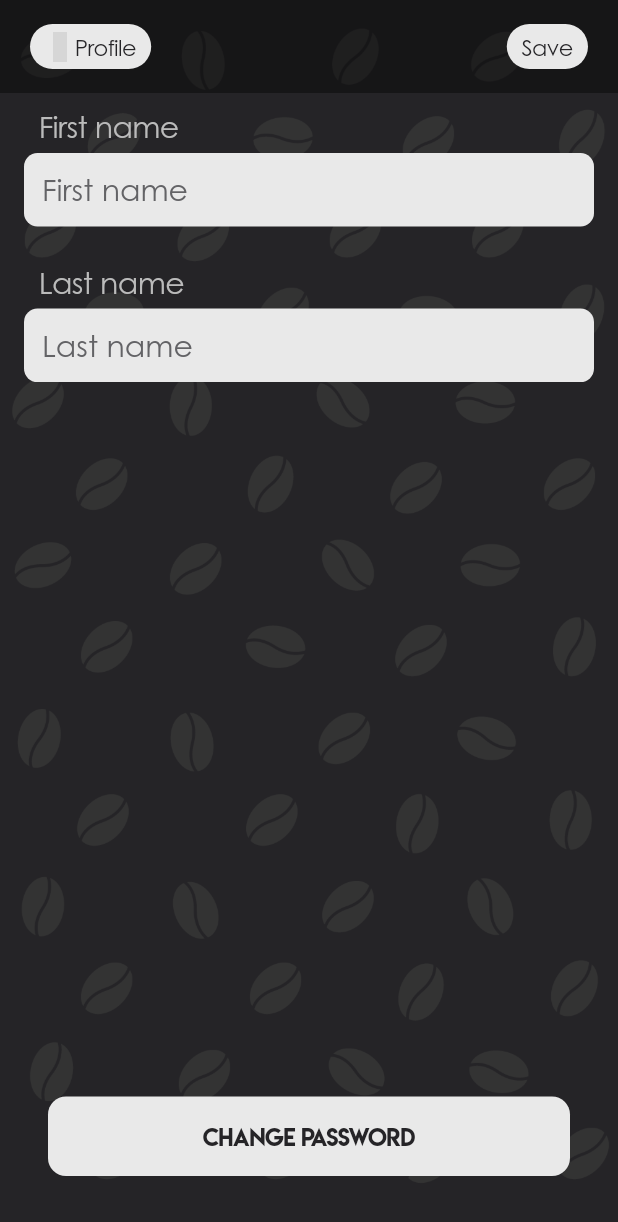
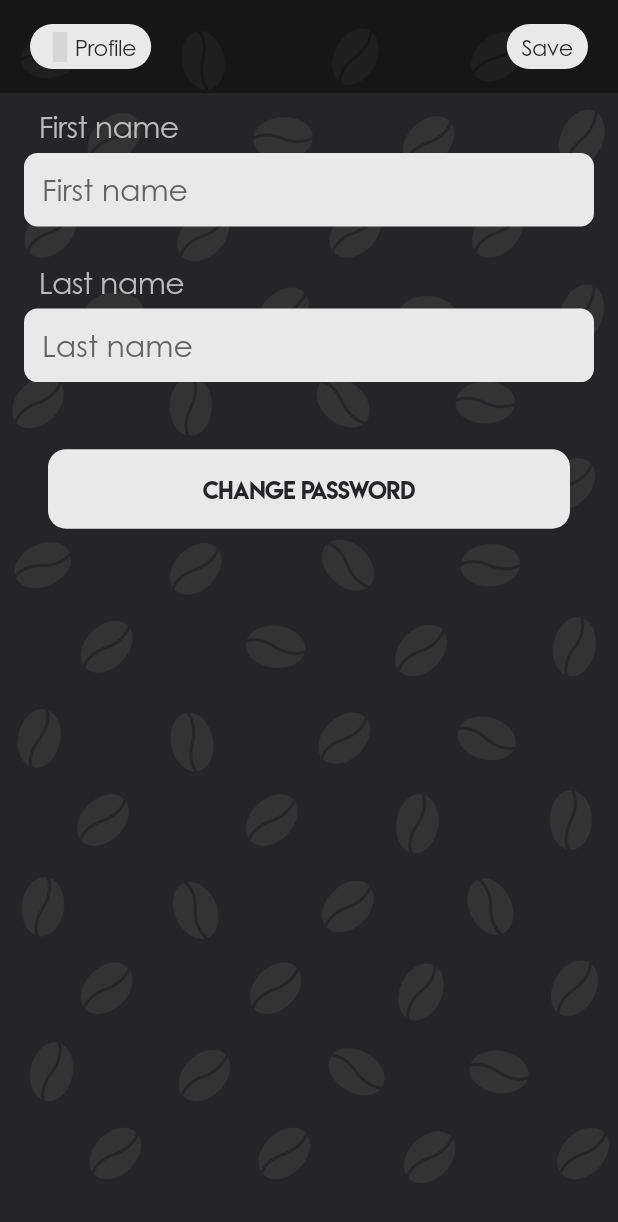
Before and after one commit to cr0manty/BlackDog, a Flutter app: the ProfileSettings screen opened directly with empty values, on a phone screen of 412 x 824 dp. Shown: the top 1222 px of the screen. Run offline on Flutter 3.47's test engine with Material 2 defaults, Android fonts, the phone set to English and light mode, and no system bars; drawn by our look-alikes of flutter_easyloading; our stand-ins replace cached_network_image, carousel_slider, connectivity, dotted_border, firebase_auth, firebase_core and 5 more; missing offline and left inert: barcode_scan, flutter_sfsymbols, http_interceptor, map_launcher, screen; accounts and stored records are empty; grey boxes are pictures that could not be loaded.

```diff
--- a/lib/screens/auth/sign_in.dart
+++ b/lib/screens/auth/sign_in.dart
@@ -205,7 +205,7 @@ class _SignInPageState extends State<SignInPage> {
   }
 
   Future loginClick() async {
-    FocusScope.of(context).requestFocus(FocusNode());
+    FocusScope.of(context).unfocus();
     setState(() {
       isLoading = !isLoading;
       fieldsError = {};
--- a/lib/screens/auth/sign_up_confirm.dart
+++ b/lib/screens/auth/sign_up_confirm.dart
@@ -239,7 +239,7 @@ class _SignUpConfirmPageState extends State<SignUpConfirmPage> {
   }
 
   void _showModalBottomSheet(context) {
-    FocusScope.of(context).requestFocus(FocusNode());
+    FocusScope.of(context).unfocus();
     DateTime today = DateTime.now();
 
     showCupertinoModalPopup(
@@ -276,6 +276,7 @@ class _SignUpConfirmPageState extends State<SignUpConfirmPage> {
   }
 
   Future _additionRegister() async {
+    FocusScope.of(context).unfocus();
     setState(() {
       isLoading = !isLoading;
       fieldsError = {};
--- a/lib/screens/content/about_us.dart
+++ b/lib/screens/content/about_us.dart
@@ -131,19 +131,16 @@ class _AboutUsPageState extends State<AboutUsPage> {
           restaurant?.instagramLink,
           SFSymbols.logo_instagram,
           web: true,
-          maxLines: 1,
         ),
         AboutSection(
           restaurant?.facebook,
           SFSymbols.logo_facebook,
           web: true,
-          maxLines: 1,
         ),
         AboutSection(
           restaurant?.email,
           SFSymbols.envelope_fill,
           email: true,
-          maxLines: 1,
         ),
       ],
     );
--- a/lib/screens/home_page.dart
+++ b/lib/screens/home_page.dart
@@ -81,6 +81,7 @@ class _HomePageState extends State<HomePage>
         inAsyncCall: isLoading,
         scrollController: _scrollController,
         alwaysNavigation: false,
+        verticalPadding: 20,
         onRefresh: () async =>
             await Future.delayed(Duration(milliseconds: 500), () {
               updateNetworkItems = true;
@@ -90,7 +91,7 @@ class _HomePageState extends State<HomePage>
           NavigationBar(
               alwaysNavigation: false,
               action: RouteButton(
-                  padding: EdgeInsets.only(top: 25),
+                  padding: EdgeInsets.only(top: 5),
                   iconColor: HexColor.lightElement,
                   textColor: HexColor.lightElement,
                   iconWidget: Container(
--- a/lib/screens/user/change_password.dart
+++ b/lib/screens/user/change_password.dart
@@ -91,6 +91,7 @@ class _ChangePasswordState extends State<ChangePassword> {
   }
 
   Future _changePassword() async {
+    FocusScope.of(context).unfocus();
     setState(() {
       isLoading = !isLoading;
       fieldsError = {};
--- a/lib/screens/user/forgot_password.dart
+++ b/lib/screens/user/forgot_password.dart
@@ -159,6 +159,7 @@ class _ForgotPasswordState extends State<ForgotPassword> {
 
   void _firebaseVerifyPhone() async {
     _codeController.clear();
+    FocusScope.of(context).unfocus();
     setState(() {
       _validationError = {};
     });
@@ -283,7 +284,7 @@ class _ForgotPasswordState extends State<ForgotPassword> {
   }
 
   void _sendNewPassword() async {
-    FocusScope.of(context).requestFocus(FocusNode());
+    FocusScope.of(context).unfocus();
     _codeController.clear();
     setState(() {
       isLoading = !isLoading;
--- a/lib/screens/user/profile_settings.dart
+++ b/lib/screens/user/profile_settings.dart
@@ -56,22 +56,6 @@ class _ProfileSettingsState extends State<ProfileSettings> {
         color: HexColor.lightElement,
         onTap: _saveChanges,
       ),
-      bottomWidget: Container(
-          alignment: Alignment.bottomCenter,
-          margin: EdgeInsets.only(top: 20, bottom: 40),
-          child: SizedBox(
-            width: ScreenSize.width - 64,
-            child: CupertinoButton(
-                onPressed: () => Navigator.of(context, rootNavigator: true)
-                    .push(CupertinoPageRoute(
-                        builder: (context) => ChangePassword())),
-                color: HexColor.lightElement,
-                child: Text(
-                    AppLocalizations.of(context).translate('change_password'),
-                    style: Utils.instance
-                        .getTextStyle('headline2')
-                        .copyWith(color: HexColor.darkElement))),
-          )),
       child: Form(
         key: _formKey,
         child: Column(
@@ -106,7 +90,25 @@ class _ProfileSettingsState extends State<ProfileSettings> {
                 hintText: AppLocalizations.of(context).translate('last_name'),
                 keyboardType: TextInputType.text,
                 inputAction: TextInputAction.done),
-            Utils.instance.showValidateError(fieldsError, key: 'last_name')
+            Utils.instance.showValidateError(fieldsError, key: 'last_name'),
+            Container(
+                alignment: Alignment.bottomCenter,
+                margin: EdgeInsets.only(top: 20),
+                child: SizedBox(
+                  width: ScreenSize.width - 64,
+                  child: CupertinoButton(
+                      onPressed: () =>
+                          Navigator.of(context, rootNavigator: true).push(
+                              CupertinoPageRoute(
+                                  builder: (context) => ChangePassword())),
+                      color: HexColor.lightElement,
+                      child: Text(
+                          AppLocalizations.of(context)
+                              .translate('change_password'),
+                          style: Utils.instance
+                              .getTextStyle('headline2')
+                              .copyWith(color: HexColor.darkElement))),
+                )),
           ],
         ),
       ),
@@ -136,15 +138,14 @@ class _ProfileSettingsState extends State<ProfileSettings> {
   }
 
   Future _saveChanges() async {
-    setState(() => isLoading = !isLoading);
+    FocusScope.of(context).unfocus();
     fieldsError = {};
 
     if (!_validator()) {
-      setState(() {
-        isLoading = !isLoading;
-      });
+      setState(() {});
       return;
     }
+    setState(() => isLoading = !isLoading);
 
     await Api.instance.updateUser(_sendData()).then((response) {
       bool result = response.remove('result');
@@ -152,7 +153,6 @@ class _ProfileSettingsState extends State<ProfileSettings> {
         EasyLoading.instance
           ..backgroundColor = HexColor.successGreen.withOpacity(0.8);
         EasyLoading.showSuccess('');
-        Navigator.of(context).pop();
       } else {
         response.forEach((key, value) {
           if (key == 'last_name' || key == 'first_name') {
--- a/lib/widgets/page_scaffold.dart
+++ b/lib/widgets/page_scaffold.dart
@@ -15,6 +15,7 @@ class PageScaffold extends StatefulWidget {
   final Widget title;
   final bool inAsyncCall;
   final double horizontalPadding;
+  final double verticalPadding;
   final bool shrinkWrap;
   final double titleMargin;
   final bool alwaysNavigation;
@@ -31,6 +32,7 @@ class PageScaffold extends StatefulWidget {
       this.horizontalPadding,
       this.onRefresh,
       this.bottomWidget,
+      this.verticalPadding,
       this.shrinkWrap = false,
       this.alwaysNavigation = false,
       this.inAsyncCall = false,
@@ -68,14 +70,18 @@ class _PageScaffoldState extends State<PageScaffold>
   Widget buildRefresh(BuildContext context, List<Widget> children) {
     if (widget.onRefresh == null) {
       return Container(
-          padding: EdgeInsets.symmetric(horizontal: widget.horizontalPadding ?? 0),
+          padding: EdgeInsets.symmetric(
+              horizontal: widget.horizontalPadding ?? 0,
+              vertical: widget.verticalPadding ?? 0),
           child: ListView(
               controller: widget.scrollController,
               shrinkWrap: widget.shrinkWrap,
               children: children));
     }
     return Container(
-      padding: EdgeInsets.symmetric(horizontal: widget.horizontalPadding ?? 0),
+      padding: EdgeInsets.symmetric(
+          horizontal: widget.horizontalPadding ?? 0,
+          vertical: widget.verticalPadding ?? 0),
       child: CustomScrollView(slivers: <Widget>[
         CupertinoSliverRefreshControl(onRefresh: widget.onRefresh),
         SliverList(delegate: SliverChildListDelegate(children))
@@ -139,7 +145,6 @@ class _PageScaffoldState extends State<PageScaffold>
                   width: ScreenSize.width,
                   child: buildNavigationBody()),
             )),
-        StatusBarColor(enabled: !widget.alwaysNavigation),
       ],
     ));
   }
--- a/lib/widgets/route_button.dart
+++ b/lib/widgets/route_button.dart
@@ -15,6 +15,7 @@ class RouteButton extends StatelessWidget {
   final bool defaultIcon;
   final double _indent;
   final EdgeInsets padding;
+  final EdgeInsets margin;
 
   RouteButton(
       {this.icon,
@@ -25,6 +26,7 @@ class RouteButton extends StatelessWidget {
       this.iconColor,
       this.padding,
       this.iconWidget,
+      this.margin,
       this.iconFirst = true,
       this.defaultIcon = false})
       : assert(icon != null || text != null),
@@ -90,6 +92,7 @@ class RouteButton extends StatelessWidget {
           borderRadius: BorderRadius.circular(15),
           color: color ?? HexColor.transparent,
         ),
+        margin: margin ?? EdgeInsets.zero,
         padding: padding ?? EdgeInsets.symmetric(horizontal: 10, vertical: 5),
         child: Row(
           children: iconFirst
--- a/lib/widgets/user_card.dart
+++ b/lib/widgets/user_card.dart
@@ -41,8 +41,8 @@ class UserCard extends StatelessWidget {
                   child: Text(
                     username,
                     style: Utils.instance.getTextStyle('subtitle1'),
-                    textAlign: TextAlign.center,
-                    maxLines: 1,
+                    textAlign: TextAlign.left,
+                    maxLines: 2,
                     overflow: TextOverflow.ellipsis,
                   ),
                 ),
```
Also changed, not shown: lib/instances/api.dart (+16 -6 lines), lib/instances/utils.dart (+4 -5 lines), 1 other file.
